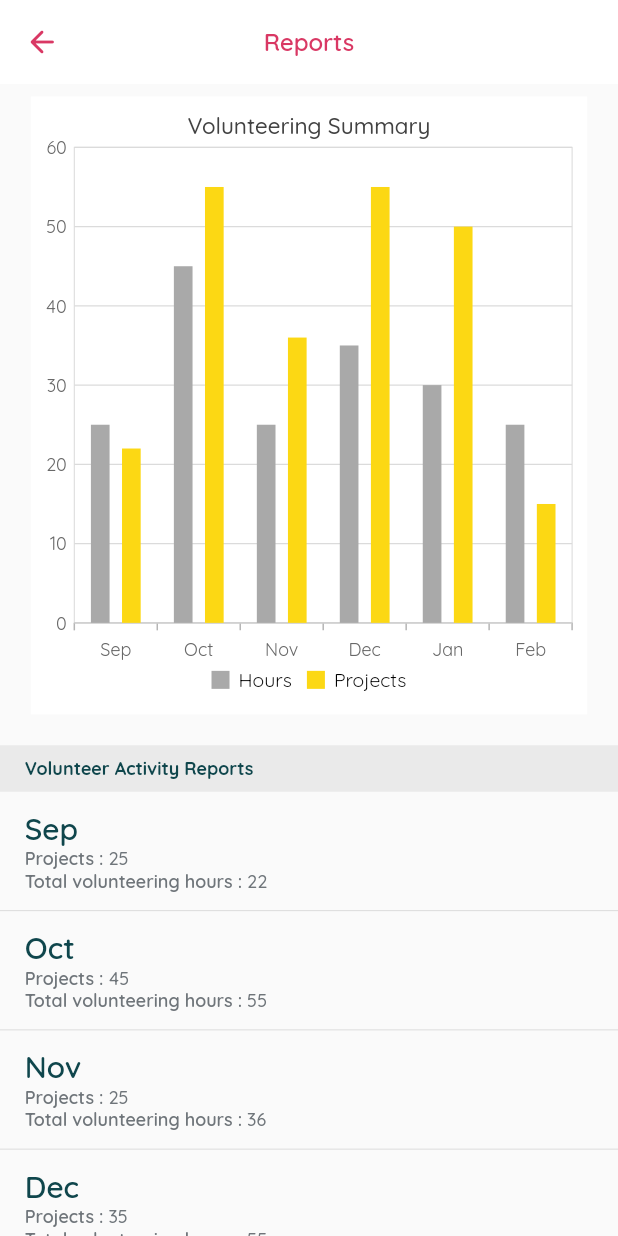
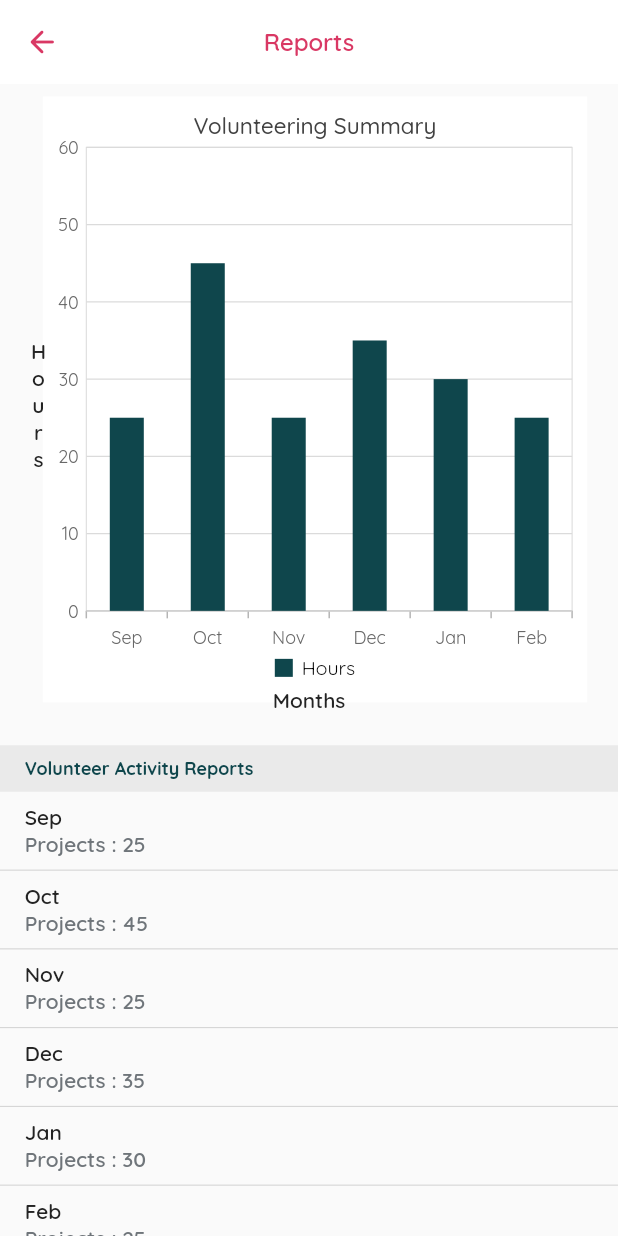
Before and after one commit to Helpozzy/Helpozzy, a Flutter app: the ReportsScreen screen opened directly, on a phone screen of 412 x 824 dp. Run offline on Flutter 3.47's test engine with Material 2 defaults, Android fonts, the phone set to English and light mode, and no system bars; our stand-ins replace bloc, cached_network_image, cloud_firestore, country_code_picker, email_validator, equatable and 17 more; missing offline and left inert: email_auth, external_app_launcher; accounts and stored records are empty; network calls fail.

Commit message:
Refactored code removed extra bloc files and screens code.

```diff
--- a/lib/firebase_api_provider/api_provider.dart
+++ b/lib/firebase_api_provider/api_provider.dart
@@ -287,13 +287,13 @@ class ApiProvider {
                         .get()
                     : projectTabType ==
                             ProjectTabType.PROJECT_CONTRIBUTION_TRACKER_TAB
-                        ? await firestore.collection('projects').get()
-                        : await firestore
+                        ? await firestore
                             .collection('projects')
                             .where('project_owner',
                                 isNotEqualTo:
                                     prefsObject.getString(CURRENT_USER_ID)!)
-                            .get();
+                            .get()
+                        : await firestore.collection('projects').get();
 
     List<QueryDocumentSnapshot<Object?>> projectsList = querySnapshot.docs;
     List<Map<String, dynamic>> projects = [];
--- a/lib/models/report_chart_model.dart
+++ b/lib/models/report_chart_model.dart
@@ -1,12 +1,10 @@
-import 'package:flutter/material.dart';
-
 class Reports {
   Reports.fromJson({required List<ChartDataModel> list}) {
     list.forEach((element) {
       monthlyReports.add(ChartDataModel(
-          x: element.x,
-          yHrsValue: element.yHrsValue,
-          yProjectsValue: element.yProjectsValue));
+        x: element.x,
+        y: element.y,
+      ));
     });
   }
 
@@ -14,30 +12,11 @@ class Reports {
 }
 
 class ChartDataModel {
-  ChartDataModel(
-      {this.x,
-      this.xValue,
-      this.yHrsValue,
-      this.yProjectsValue,
-      this.pointColor,
-      this.size,
-      this.text,
-      this.open,
-      this.close,
-      this.low,
-      this.high,
-      this.volume});
+  ChartDataModel({
+    this.x,
+    this.y,
+  });
 
-  final dynamic x;
-  final dynamic xValue;
-  final num? yHrsValue;
-  final num? yProjectsValue;
-  final Color? pointColor;
-  final num? size;
-  final String? text;
-  final num? open;
-  final num? close;
-  final num? low;
-  final num? high;
-  final num? volume;
+  final String? x;
+  final num? y;
 }
--- a/lib/screens/dashboard/projects/project_tabs/other_details_tab.dart
+++ b/lib/screens/dashboard/projects/project_tabs/other_details_tab.dart
@@ -422,6 +422,8 @@ class _ProjectOtherDetailsScreenState extends State<ProjectOtherDetailsScreen> {
                               if (response) {
                                 ScaffoldSnakBar().show(context,
                                     msg: REVIEW_POSTED_POPUP_MSG);
+                                selectedRating = 0.0;
+                                _reviewController.clear();
                                 _projectReviewsBloc
                                     .getProjectReviews(project.projectId);
                               } else {
@@ -500,9 +502,10 @@ class _ProjectOtherDetailsScreenState extends State<ProjectOtherDetailsScreen> {
                           ),
                           SizedBox(height: 5),
                           RatingBar.builder(
-                            initialRating: 0,
+                            initialRating: review.rating!,
                             minRating: 1,
                             itemSize: 15,
+                            ignoreGestures: true,
                             direction: Axis.horizontal,
                             allowHalfRating: true,
                             itemCount: 5,
--- a/lib/screens/dashboard/reports/report_screen.dart
+++ b/lib/screens/dashboard/reports/report_screen.dart
@@ -27,36 +27,12 @@ class _ReportsScreenState extends State<ReportsScreen> {
   Future loadData() async {
     final List<String> months = _dateFormatFromTimeStamp.getPreviousSixMonths();
     data = <ChartDataModel>[
-      ChartDataModel(
-        x: months[5],
-        yHrsValue: 25,
-        yProjectsValue: 22,
-      ),
-      ChartDataModel(
-        x: months[4],
-        yHrsValue: 45,
-        yProjectsValue: 55,
-      ),
-      ChartDataModel(
-        x: months[3],
-        yHrsValue: 25,
-        yProjectsValue: 36,
-      ),
-      ChartDataModel(
-        x: months[2],
-        yHrsValue: 35,
-        yProjectsValue: 55,
-      ),
-      ChartDataModel(
-        x: months[1],
-        yHrsValue: 30,
-        yProjectsValue: 50,
-      ),
-      ChartDataModel(
-        x: months[0],
-        yHrsValue: 25,
-        yProjectsValue: 15,
-      ),
+      ChartDataModel(x: months[5], y: 25),
+      ChartDataModel(x: months[4], y: 45),
+      ChartDataModel(x: months[3], y: 25),
+      ChartDataModel(x: months[2], y: 35),
+      ChartDataModel(x: months[1], y: 30),
+      ChartDataModel(x: months[0], y: 25),
     ];
     setState(() {});
   }
@@ -75,8 +51,31 @@ class _ReportsScreenState extends State<ReportsScreen> {
             Container(
               height: height / 2,
               padding: EdgeInsets.symmetric(horizontal: width * 0.05),
-              child: ReportGraph(
-                chartData: data,
+              child: Stack(
+                children: [
+                  Padding(
+                    padding: const EdgeInsets.only(left: 8.0, bottom: 8.0),
+                    child: ReportGraph(chartData: data),
+                  ),
+                  Align(
+                    alignment: Alignment.centerLeft,
+                    child: Text(
+                      CHART_HOURS_VERTICAL_LABEL,
+                      textAlign: TextAlign.center,
+                      style: _theme.textTheme.bodyText2!
+                          .copyWith(fontWeight: FontWeight.w600),
+                    ),
+                  ),
+                  Align(
+                    alignment: Alignment.bottomCenter,
+                    child: Text(
+                      CHART_MONTHS_LABEL,
+                      textAlign: TextAlign.center,
+                      style: _theme.textTheme.bodyText2!
+                          .copyWith(fontWeight: FontWeight.w600),
+                    ),
+                  ),
+                ],
               ),
             ),
             SizedBox(height: width * 0.05),
@@ -92,29 +91,28 @@ class _ReportsScreenState extends State<ReportsScreen> {
     Reports reports = Reports.fromJson(list: data);
     return ListView.separated(
       shrinkWrap: true,
-      separatorBuilder: (context, index) => Divider(height: 0.5),
+      separatorBuilder: (context, index) => CommonDivider(),
       physics: ScrollPhysics(),
       itemCount: reports.monthlyReports.length,
       itemBuilder: (context, index) {
         ChartDataModel report = reports.monthlyReports[index];
-        return ListTile(
-          contentPadding:
+        return Padding(
+          padding:
               EdgeInsets.symmetric(vertical: 8.0, horizontal: width * 0.04),
-          title: Text(
-            report.x.toString(),
-            style: _theme.textTheme.headline6!
-                .copyWith(fontWeight: FontWeight.w600),
-          ),
-          subtitle: Column(
+          child: Column(
             crossAxisAlignment: CrossAxisAlignment.start,
             children: [
-              keyValueTile(
-                key: PROJECTS_LABEL,
-                value: report.yHrsValue.toString(),
+              Text(
+                report.x.toString(),
+                style: _theme.textTheme.bodyText2!
+                    .copyWith(fontWeight: FontWeight.w600),
               ),
-              keyValueTile(
-                key: TOTAL_HRS_LABEL,
-                value: report.yProjectsValue.toString(),
+              Text(
+                PROJECTS_LABEL + report.y.toString(),
+                style: _theme.textTheme.bodyText2!.copyWith(
+                  fontWeight: FontWeight.w600,
+                  color: DARK_GRAY,
+                ),
               ),
             ],
           ),
@@ -122,26 +120,4 @@ class _ReportsScreenState extends State<ReportsScreen> {
       },
     );
   }
-
-  Widget keyValueTile({String? key, String? value}) {
-    return Row(
-      children: [
-        Text(
-          key!,
-          style: _theme.textTheme.bodyText2!.copyWith(
-            fontSize: 12,
-            fontWeight: FontWeight.w600,
-            color: DARK_GRAY,
-          ),
-        ),
-        Text(
-          value!,
-          style: _theme.textTheme.bodyText2!.copyWith(
-            fontSize: 12,
-            color: DARK_GRAY,
-          ),
-        ),
-      ],
-    );
-  }
 }
--- a/lib/screens/dashboard/reports/reports_chart.dart
+++ b/lib/screens/dashboard/reports/reports_chart.dart
@@ -13,8 +13,6 @@ class ReportGraph extends StatefulWidget {
 class _ReportGraphState extends State<ReportGraph> {
   _ReportGraphState({required this.chartData});
   final List<ChartDataModel>? chartData;
-  late double _columnWidth;
-  late double _columnSpacing;
 
   TooltipBehavior? _tooltipBehavior;
 
@@ -31,8 +29,6 @@ class _ReportGraphState extends State<ReportGraph> {
   }
 
   Future initialize() async {
-    _columnWidth = 0.75;
-    _columnSpacing = 0.4;
     _tooltipBehavior = TooltipBehavior(
       enable: true,
       elevation: 0,
@@ -49,7 +45,7 @@ class _ReportGraphState extends State<ReportGraph> {
   Widget _buildSpacingColumnChart() {
     return SfCartesianChart(
       backgroundColor: WHITE,
-      title: ChartTitle(text: 'Volunteering Summary'),
+      title: ChartTitle(text: REPORT_VOLUNTEERING_SUMMARY),
       primaryXAxis:
           CategoryAxis(majorGridLines: const MajorGridLines(width: 0)),
       primaryYAxis: NumericAxis(
@@ -69,22 +65,13 @@ class _ReportGraphState extends State<ReportGraph> {
     return <ColumnSeries<ChartDataModel, String>>[
       ColumnSeries<ChartDataModel, String>(
         dataSource: chartData!,
-        width: _columnWidth,
-        spacing: _columnSpacing,
-        color: const Color.fromRGBO(169, 169, 169, 1),
+        width: 0.7,
+        spacing: 0.4,
+        color: PRIMARY_COLOR,
         xValueMapper: (ChartDataModel sales, _) => sales.x as String,
-        yValueMapper: (ChartDataModel sales, _) => sales.yHrsValue,
-        name: 'Hours',
+        yValueMapper: (ChartDataModel sales, _) => sales.y,
+        name: CHART_HOURS_LABEL,
       ),
-      ColumnSeries<ChartDataModel, String>(
-        dataSource: chartData!,
-        width: _columnWidth,
-        spacing: _columnSpacing,
-        color: const Color.fromRGBO(252, 216, 20, 1),
-        xValueMapper: (ChartDataModel sales, _) => sales.x as String,
-        yValueMapper: (ChartDataModel sales, _) => sales.yProjectsValue,
-        name: 'Projects',
-      )
     ];
   }
 }
--- a/lib/screens/splash.dart
+++ b/lib/screens/splash.dart
@@ -47,7 +47,7 @@ class _SplashScreenState extends State<SplashScreen> {
           ),
           TopAppLogo(size: height / 5),
           Positioned(
-            top: height / 1.7,
+            top: height / 1.8,
             child: Container(
               width: width,
               padding: EdgeInsets.symmetric(horizontal: width * 0.02),
--- a/lib/utils/constants.dart
+++ b/lib/utils/constants.dart
@@ -13,7 +13,6 @@ const BLACK = Color(0xFF232323);
 const BUTTON_GRAY_COLOR = Color(0xFF707070);
 const SILVER_GRAY = Color(0xFFADB3BC);
 const DARK_BLACK = Color.fromRGBO(1, 3, 7, 0.97);
-const PISTACHIO = Color(0xFFE4F6E8);
 const GREEN = Color(0xFF69B479);
 const LIGHT_BLUE = Color(0xFFE7EDF8);
 const TRANSPARENT_WHITE = Color.fromRGBO(255, 255, 255, 0.1);
@@ -385,8 +384,10 @@ const SELECT_OTHER = 'Other';
 const SLECT_DECLINE_TO_ANSWER = 'Decline to answer';
 
 //Report screen
-const REPORT_BY_MONTH_TAB = 'By Month';
-const REPORT_BY_PROJECT_TAB = 'By Project';
+const REPORT_VOLUNTEERING_SUMMARY = 'Volunteering Summary';
+const CHART_HOURS_VERTICAL_LABEL = 'H\no\nu\nr\ns';
+const CHART_HOURS_LABEL = 'Hours';
+const CHART_MONTHS_LABEL = 'Months';
 
 // Project Tab
 const PROJECT_UPCOMING_TAB = 'Upcoming';
@@ -476,6 +477,8 @@ const TASK_LIST_BUTTON = 'Task List';
 const MEMBERS_LIST_BUTTON = 'Members List';
 const HIDE_DETAILS_BUTTON = 'Hide Details ';
 const SHOW_DETAILS_BUTTON = 'Show Details';
+const HIDE_TASK_DETAILS_BUTTON = 'Hide Task Details ';
+const SHOW_TASK_DETAILS_BUTTON = 'Show Task Details';
 
 const SEARCH_MEMBERS_HINT = 'Search Members';
 
--- a/lib/widget/common_widget.dart
+++ b/lib/widget/common_widget.dart
@@ -702,7 +702,6 @@ class SmallCommonButtonWithIcon extends StatelessWidget {
     this.onPressed,
     required this.width,
     required this.height,
-    this.borderColor = BLACK,
     this.fontColor = WHITE,
     this.iconColor = WHITE,
     this.iconSize,
@@ -714,7 +713,6 @@ class SmallCommonButtonWithIcon extends StatelessWidget {
   final double height;
   final double width;
   final void Function()? onPressed;
-  final Color borderColor;
   final Color fontColor;
   final Color iconColor;
   final double? iconSize;
@@ -743,6 +741,7 @@ class SmallCommonButtonWithIcon extends StatelessWidget {
                 fontSize: fontSize,
                 fontFamily: QUICKSAND,
                 color: fontColor,
+                fontWeight: FontWeight.w600,
               ),
             ),
           ],
```
Also changed, not shown: lib/bloc/projects_bloc.dart (+56 -16 lines), lib/bloc/user_projects_bloc.dart (deleted, +0 -64 lines), lib/screens/dashboard/projects/categorised_projects_list.dart (+4 -4 lines), lib/screens/dashboard/projects/create_project.dart (+8 -7 lines), lib/screens/dashboard/projects/project_card.dart (+58 -60 lines), lib/screens/dashboard/projects/project_details_card.dart (+10 -17 lines), lib/screens/dashboard/projects/project_list.dart (+18 -17 lines), lib/screens/dashboard/projects/project_task/create_edit_task.dart (+8 -8 lines), lib/screens/dashboard/projects/projects_screen.dart (+25 -11 lines), lib/screens/explore/explore.dart (+6 -8 lines), lib/screens/profile/profile_screen.dart (+6 -6 lines).
